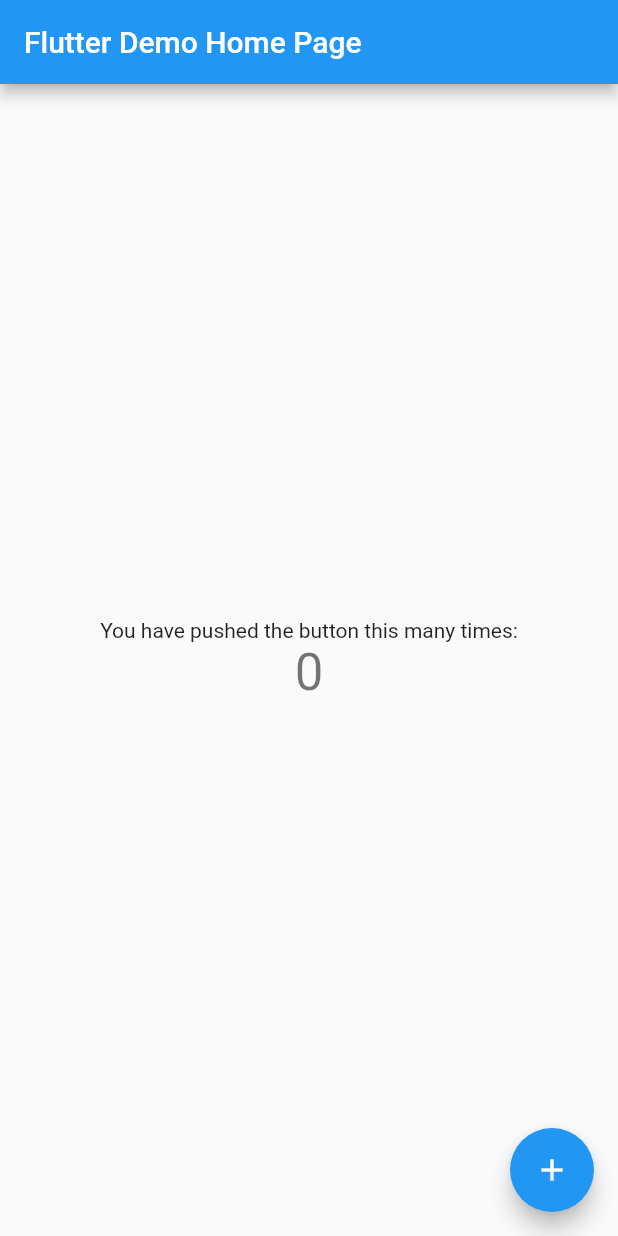
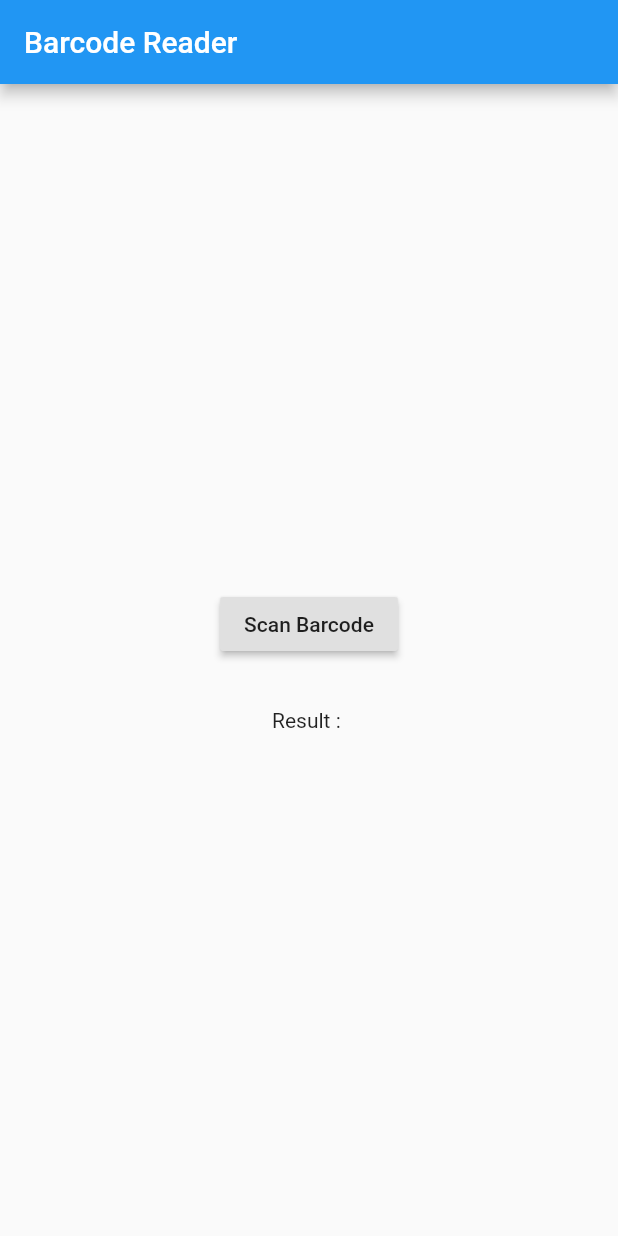
Before and after one commit to mottox2/reception, a Flutter app: the screen it shows after launch, on a phone screen of 412 x 824 dp. Run offline on Flutter 3.47's test engine with Material 2 defaults, Android fonts, the phone set to English and light mode, and no system bars; missing offline and left inert: barcode_scan.

Commit message:
Install barcode_scan

```diff
--- a/lib/main.dart
+++ b/lib/main.dart
@@ -1,4 +1,5 @@
 import 'package:flutter/material.dart';
+import 'package:reception/scan.dart';
 
 void main() => runApp(MyApp());
 
@@ -20,92 +21,7 @@ class MyApp extends StatelessWidget {
         // is not restarted.
         primarySwatch: Colors.blue,
       ),
-      home: MyHomePage(title: 'Flutter Demo Home Page'),
+      home: Scan(),
     );
   }
 }
-
-class MyHomePage extends StatefulWidget {
-  MyHomePage({Key key, this.title}) : super(key: key);
-
-  // This widget is the home page of your application. It is stateful, meaning
-  // that it has a State object (defined below) that contains fields that affect
-  // how it looks.
-
-  // This class is the configuration for the state. It holds the values (in this
-  // case the title) provided by the parent (in this case the App widget) and
-  // used by the build method of the State. Fields in a Widget subclass are
-  // always marked "final".
-
-  final String title;
-
-  @override
-  _MyHomePageState createState() => _MyHomePageState();
-}
-
-class _MyHomePageState extends State<MyHomePage> {
-  int _counter = 0;
-
-  void _incrementCounter() {
-    setState(() {
-      // This call to setState tells the Flutter framework that something has
-      // changed in this State, which causes it to rerun the build method below
-      // so that the display can reflect the updated values. If we changed
-      // _counter without calling setState(), then the build method would not be
-      // called again, and so nothing would appear to happen.
-      _counter++;
-    });
-  }
-
-  @override
-  Widget build(BuildContext context) {
-    // This method is rerun every time setState is called, for instance as done
-    // by the _incrementCounter method above.
-    //
-    // The Flutter framework has been optimized to make rerunning build methods
-    // fast, so that you can just rebuild anything that needs updating rather
-    // than having to individually change instances of widgets.
-    return Scaffold(
-      appBar: AppBar(
-        // Here we take the value from the MyHomePage object that was created by
-        // the App.build method, and use it to set our appbar title.
-        title: Text(widget.title),
-      ),
-      body: Center(
-        // Center is a layout widget. It takes a single child and positions it
-        // in the middle of the parent.
-        child: Column(
-          // Column is also a layout widget. It takes a list of children and
-          // arranges them vertically. By default, it sizes itself to fit its
-          // children horizontally, and tries to be as tall as its parent.
-          //
-          // Invoke "debug painting" (press "p" in the console, choose the
-          // "Toggle Debug Paint" action from the Flutter Inspector in Android
-          // Studio, or the "Toggle Debug Paint" command in Visual Studio Code)
-          // to see the wireframe for each widget.
-          //
-          // Column has various properties to control how it sizes itself and
-          // how it positions its children. Here we use mainAxisAlignment to
-          // center the children vertically; the main axis here is the vertical
-          // axis because Columns are vertical (the cross axis would be
-          // horizontal).
-          mainAxisAlignment: MainAxisAlignment.center,
-          children: <Widget>[
-            Text(
-              'You have pushed the button this many times:',
-            ),
-            Text(
-              '$_counter',
-              style: Theme.of(context).textTheme.display1,
-            ),
-          ],
-        ),
-      ),
-      floatingActionButton: FloatingActionButton(
-        onPressed: _incrementCounter,
-        tooltip: 'Increment',
-        child: Icon(Icons.add),
-      ), // This trailing comma makes auto-formatting nicer for build methods.
-    );
-  }
-}
--- /dev/null
+++ b/lib/scan.dart
@@ -0,0 +1,67 @@
+import 'dart:io';
+import 'package:barcode_scan/barcode_scan.dart';
+import 'package:flutter/material.dart';
+import 'package:flutter/services.dart';
+
+
+class Scan extends StatefulWidget {
+  @override
+  _ScanState createState() => _ScanState();
+}
+
+class _ScanState extends State<Scan> {
+  String result = '';
+
+  Future barcodeScanning() async {
+    try {
+      String result = await BarcodeScanner.scan();
+      setState(() => this.result = result);
+    } on PlatformException catch (e) {
+      if (e.code == BarcodeScanner.CameraAccessDenied) {
+        setState(() {
+          this.result = 'No camera permission!';
+        });
+      } else {
+        setState(() => this.result = 'Unknown error: $e');
+      }
+    } on FormatException {
+      setState(() => this.result = 'Nothing captured.');
+    } catch (e) {
+      setState(() => this.result = 'Unknown error: $e');
+    }
+  }
+
+  @override
+  Widget build(BuildContext context) {
+    return Scaffold(
+      appBar: AppBar(
+        title: Text('Barcode Reader'),
+      ),
+      body: _buildBody(),
+    );
+  }
+
+  Container _buildBody() {
+    return Container(
+      child: Row(
+        mainAxisAlignment: MainAxisAlignment.center,
+        children: <Widget>[
+          Column(
+            mainAxisAlignment: MainAxisAlignment.center,
+            children: <Widget>[
+              RaisedButton(
+                  child: Text('Scan Barcode'),
+                  onPressed: () {
+                    barcodeScanning();
+                  }),
+              Padding(
+                padding: EdgeInsets.all(16.0),
+              ),
+              Text('Result : $result'),
+            ],
+          ),
+        ],
+      ),
+    );
+  }
+}
--- a/pubspec.yaml
+++ b/pubspec.yaml
@@ -23,6 +23,8 @@ dependencies:
   # The following adds the Cupertino Icons font to your application.
   # Use with the CupertinoIcons class for iOS style icons.
   cupertino_icons: ^0.1.2
+
+  barcode_scan: ^1.0.0
 
 dev_dependencies:
   flutter_test:
```
Also changed, not shown: pubspec.lock, 4 other files.
